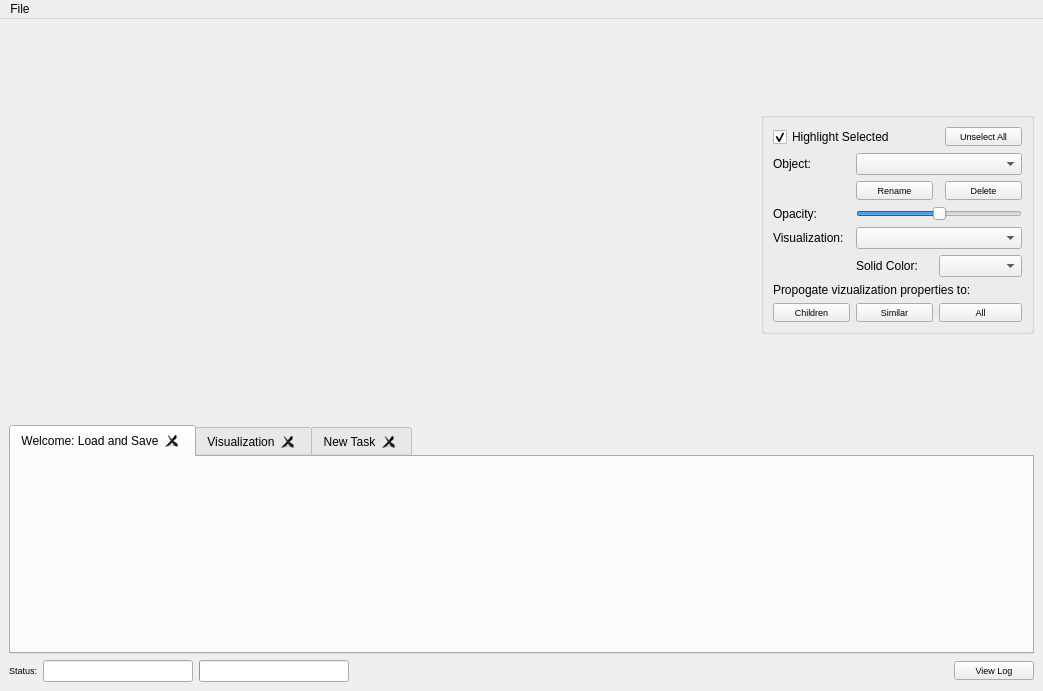
Qt form src/minder3d/minder3DWindow.ui (aylward/Minder3D) before a commit.
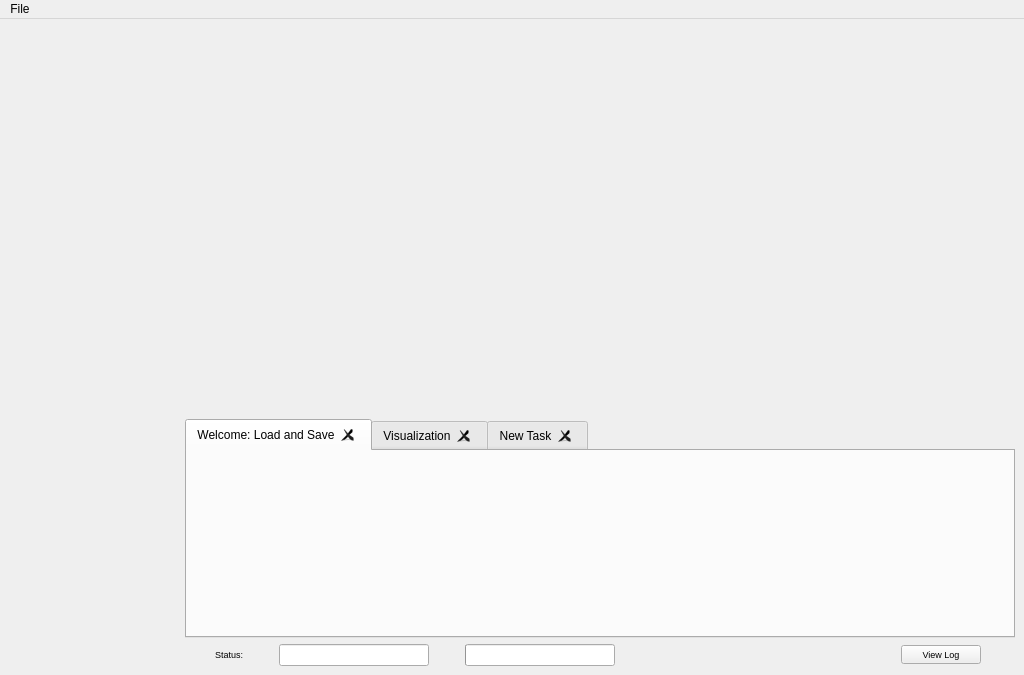
The same form after that commit.

Commit message:
STYLE: Moved Object controls to their own panel  (#29)
Also fixed how resizing the window resizes the various panels.

```diff
--- a/src/minder3d/minder3DWindow.ui
+++ b/src/minder3d/minder3DWindow.ui
@@ -6,8 +6,8 @@
    <rect>
     <x>0</x>
     <y>0</y>
-    <width>1043</width>
-    <height>691</height>
+    <width>1024</width>
+    <height>675</height>
    </rect>
   </property>
   <property name="minimumSize">
@@ -105,190 +105,7 @@
         <item>
          <layout class="QVBoxLayout" name="rightPanelLayout">
           <item>
-           <widget class="QGroupBox" name="objectGroupBox">
-            <property name="sizePolicy">
-             <sizepolicy hsizetype="Fixed" vsizetype="Fixed">
-              <horstretch>0</horstretch>
-              <verstretch>0</verstretch>
-             </sizepolicy>
-            </property>
-            <property name="minimumSize">
-             <size>
-              <width>211</width>
-              <height>181</height>
-             </size>
-            </property>
-            <property name="autoFillBackground">
-             <bool>true</bool>
-            </property>
-            <layout class="QGridLayout" name="gridLayout_2">
-             <item row="4" column="3">
-              <widget class="QPushButton" name="objectDeleteButton">
-               <property name="font">
-                <font>
-                 <pointsize>7</pointsize>
-                </font>
-               </property>
-               <property name="text">
-                <string>Delete</string>
-               </property>
-              </widget>
-             </item>
-             <item row="2" column="1" colspan="3">
-              <widget class="QComboBox" name="objectNameComboBox">
-               <property name="accessibleName">
-                <string/>
-               </property>
-               <property name="currentText">
-                <string/>
-               </property>
-              </widget>
-             </item>
-             <item row="5" column="1" colspan="3">
-              <widget class="QSlider" name="objectOpacitySlider">
-               <property name="font">
-                <font>
-                 <pointsize>5</pointsize>
-                </font>
-               </property>
-               <property name="maximum">
-                <number>100</number>
-               </property>
-               <property name="value">
-                <number>50</number>
-               </property>
-               <property name="orientation">
-                <enum>Qt::Horizontal</enum>
-               </property>
-              </widget>
-             </item>
-             <item row="7" column="1">
-              <widget class="QLabel" name="objectColorLabel">
-               <property name="text">
-                <string>Solid Color:</string>
-               </property>
-              </widget>
-             </item>
-             <item row="5" column="0">
-              <widget class="QLabel" name="objectOpacityLabel">
-               <property name="text">
-                <string>Opacity:</string>
-               </property>
-              </widget>
-             </item>
-             <item row="6" column="0">
-              <widget class="QLabel" name="objectColorByLabel">
-               <property name="text">
-                <string>Visualization:</string>
-               </property>
-              </widget>
-             </item>
-             <item row="2" column="0">
-              <widget class="QLabel" name="objectNameLabel">
-               <property name="text">
-                <string>Object:</string>
-               </property>
-              </widget>
-             </item>
-             <item row="9" column="0" colspan="4">
-              <widget class="QLabel" name="objectApplyToLabel">
-               <property name="text">
-                <string>Propogate vizualization properties to:</string>
-               </property>
-              </widget>
-             </item>
-             <item row="7" column="2" colspan="2">
-              <widget class="QComboBox" name="objectColorComboBox">
-               <property name="accessibleName">
-                <string/>
-               </property>
-               <property name="currentText">
-                <string/>
-               </property>
-              </widget>
-             </item>
-             <item row="11" column="2" colspan="2">
-              <widget class="QPushButton" name="objectPropertiesToAllButton">
-               <property name="font">
-                <font>
-                 <pointsize>7</pointsize>
-                </font>
-               </property>
-               <property name="text">
-                <string>All</string>
-               </property>
-              </widget>
-             </item>
-             <item row="4" column="1">
-              <widget class="QPushButton" name="objectRenameButton">
-               <property name="font">
-                <font>
-                 <pointsize>7</pointsize>
-                </font>
-               </property>
-               <property name="text">
-                <string>Rename</string>
-               </property>
-              </widget>
-             </item>
-             <item row="6" column="1" colspan="3">
-              <widget class="QComboBox" name="objectColorByComboBox">
-               <property name="accessibleName">
-                <string/>
-               </property>
-               <property name="currentText">
-                <string/>
-               </property>
-              </widget>
-             </item>
-             <item row="11" column="0">
-              <widget class="QPushButton" name="objectPropertiesToChildrenButton">
-               <property name="font">
-                <font>
-                 <pointsize>7</pointsize>
-                </font>
-               </property>
-               <property name="text">
-                <string>Children</string>
-               </property>
-              </widget>
-             </item>
-             <item row="11" column="1">
-              <widget class="QPushButton" name="objectPropertiesToSimilarButton">
-               <property name="font">
-                <font>
-                 <pointsize>7</pointsize>
-                </font>
-               </property>
-               <property name="text">
-                <string>Similar</string>
-               </property>
-              </widget>
-             </item>
-             <item row="0" column="0" colspan="3">
-              <widget class="QCheckBox" name="objectHighlightSelectedObjectsCheckBox">
-               <property name="text">
-                <string>Highlight Selected</string>
-               </property>
-               <property name="checked">
-                <bool>true</bool>
-               </property>
-              </widget>
-             </item>
-             <item row="0" column="3">
-              <widget class="QPushButton" name="pushButton">
-               <property name="font">
-                <font>
-                 <pointsize>7</pointsize>
-                </font>
-               </property>
-               <property name="text">
-                <string>Unselect All</string>
-               </property>
-              </widget>
-             </item>
-            </layout>
-           </widget>
+           <layout class="QVBoxLayout" name="objectLayout"/>
           </item>
           <item>
            <layout class="QVBoxLayout" name="infoTableLayout"/>
@@ -300,21 +117,38 @@
       <item>
        <layout class="QHBoxLayout" name="middlePanelLayout">
         <item>
-         <layout class="QVBoxLayout" name="imageTableLayout"/>
+         <layout class="QVBoxLayout" name="imageTableLayout">
+          <item>
+           <spacer name="horizontalSpacer_2">
+            <property name="orientation">
+             <enum>Qt::Horizontal</enum>
+            </property>
+            <property name="sizeHint" stdset="0">
+             <size>
+              <width>300</width>
+              <height>0</height>
+             </size>
+            </property>
+           </spacer>
+          </item>
+         </layout>
         </item>
         <item>
-         <layout class="QVBoxLayout" name="verticalLayout_3">
+         <layout class="QVBoxLayout" name="bottomRightPanelLayout">
+          <property name="sizeConstraint">
+           <enum>QLayout::SetDefaultConstraint</enum>
+          </property>
           <item>
            <widget class="QTabWidget" name="tabWidget">
             <property name="sizePolicy">
-             <sizepolicy hsizetype="MinimumExpanding" vsizetype="MinimumExpanding">
+             <sizepolicy hsizetype="Fixed" vsizetype="MinimumExpanding">
               <horstretch>0</horstretch>
               <verstretch>0</verstretch>
              </sizepolicy>
             </property>
             <property name="minimumSize">
              <size>
-              <width>700</width>
+              <width>830</width>
               <height>194</height>
              </size>
             </property>
@@ -412,9 +246,12 @@
               <property name="orientation">
                <enum>Qt::Horizontal</enum>
               </property>
+              <property name="sizeType">
+               <enum>QSizePolicy::Fixed</enum>
+              </property>
               <property name="sizeHint" stdset="0">
                <size>
-                <width>40</width>
+                <width>250</width>
                 <height>0</height>
                </size>
               </property>
@@ -453,7 +290,7 @@
     <rect>
      <x>0</x>
      <y>0</y>
-     <width>1043</width>
+     <width>1024</width>
      <height>22</height>
     </rect>
    </property>
```
Left out of the diff: 4 changed lines with no effect on the pictures. The commit also changes 9 other files.
